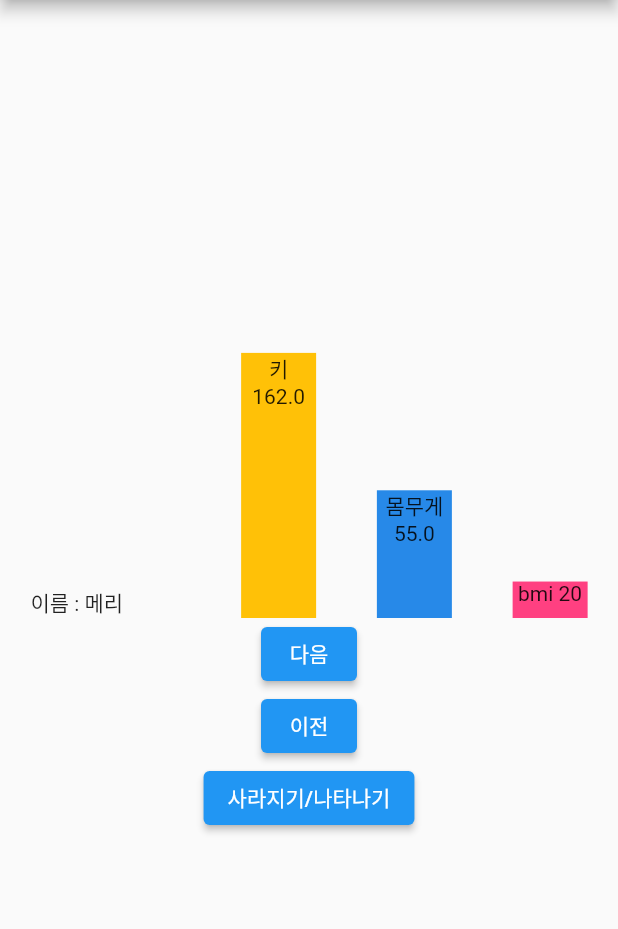
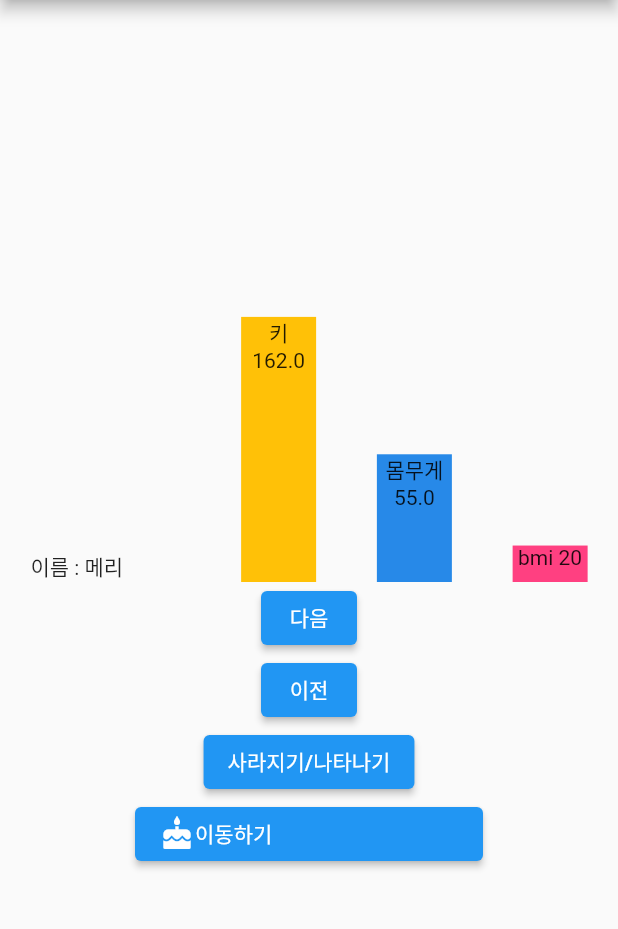
Before and after one commit to lee-kangpyo/test-flutter, a Flutter app: the screen it shows after launch, after a tap on "다음", on a phone screen of 412 x 824 dp, the part 84-1013 px from its top. Run offline on Flutter 3.47's test engine with Material 2 defaults, Android fonts, the phone set to English and light mode, and no system bars; our stand-ins replace dio; network calls fail.

Commit message:
Hero 위젯과 인트로 화면 만들기

```diff
--- /dev/null
+++ b/FirstApp/animation_example/lib/intro.dart
@@ -0,0 +1,45 @@
+import 'package:flutter/material.dart';
+import 'package:animation_example/saturenLoading.dart';
+import 'dart:async';
+import 'main.dart';
+
+class IntroPage extends StatefulWidget {
+
+  @override
+  State createState() => _IntroPage();
+}
+
+class _IntroPage extends State<IntroPage> {
+  @override
+  void initState() {
+    super.initState();
+    loadData();
+  }
+
+  Future<Timer> loadData() async {
+    return Timer(Duration(seconds: 5), onDoneLoading);
+  }
+
+  void onDoneLoading() async {
+    Navigator.of(context).pushReplacement(MaterialPageRoute(builder: (context) => AnimationApp()));
+  }
+
+  @override
+  Widget build(BuildContext context) {
+    return Scaffold(
+      body: Container(
+        child: Center(
+          child: Column(
+            children: [
+              Text("애니메이션 앱"),
+              SizedBox(height: 20,),
+              SaturenLoading(),
+            ],
+            mainAxisAlignment: MainAxisAlignment.center,
+          ),
+        ),
+      ),
+    );
+  }
+
+}
--- a/FirstApp/animation_example/lib/main.dart
+++ b/FirstApp/animation_example/lib/main.dart
@@ -1,5 +1,7 @@
 import 'package:flutter/material.dart';
 import 'people.dart';
+import 'secondPage.dart';
+import 'intro.dart';
 
 void main() => runApp(MyApp());
 
@@ -11,7 +13,7 @@ class MyApp extends StatelessWidget {
       theme: ThemeData(
         primarySwatch: Colors.blue,
       ),
-      home: AnimationApp(),
+      home: IntroPage(),
     );
   }
 }
@@ -125,6 +127,20 @@ class _AnimationApp extends State<AnimationApp> {
                   },
                   child: Text("사라지기/나타나기")
               ),
+              ElevatedButton(
+                onPressed: (){
+                  Navigator.of(context).push(MaterialPageRoute(builder: (context) => secondPage()));
+                },
+                child: SizedBox(
+                  width: 200,
+                  child: Row(
+                    children: [
+                      Hero(tag:"detail", child: Icon(Icons.cake),),
+                      Text("이동하기"),
+                    ],
+                  ),
+                )
+              ),
             ],
             mainAxisAlignment: MainAxisAlignment.center,
           ),
--- /dev/null
+++ b/FirstApp/animation_example/lib/saturenLoading.dart
@@ -0,0 +1,60 @@
+import 'package:flutter/cupertino.dart';
+import 'package:flutter/material.dart';
+import 'dart:math';
+
+class SaturenLoading extends StatefulWidget {
+  _SaturenLoading _saturenLoading = _SaturenLoading();
+  @override
+  State<SaturenLoading> createState() => _saturenLoading;
+}
+
+
+class _SaturenLoading extends State<SaturenLoading> with SingleTickerProviderStateMixin {
+  late AnimationController _animationController;
+  late Animation _animation;
+
+
+  @override
+  void initState() {
+    super.initState();
+    _animationController = AnimationController(vsync: this, duration: Duration(seconds: 3)); // 3초 동안 동작하는 애니메이션 컨트롤러를 정의
+    _animation = Tween<double>(begin: 0, end: pi * 2).animate(_animationController);
+    _animationController.repeat();
+  }
+
+  @override
+  void dispose() {
+    super.dispose();
+    _animationController.dispose();
+  }
+
+  @override
+  Widget build(BuildContext context) {
+    return AnimatedBuilder(
+        animation: _animation,
+        builder: (context, child){
+          return SizedBox(
+            width: 100,
+            height: 100,
+            child: Stack(
+              children: [
+                Image.asset('repo/images/circle.png', width: 100, height: 100,),
+                Center(
+                  child: Image.asset('repo/images/sunny.png', width: 30, height: 30,),
+                ),
+                Padding(
+                  padding: EdgeInsets.all(5),
+                  child:  Transform.rotate(
+                    angle: _animation.value,
+                    origin: Offset(35, 35),
+                    child: Image.asset('repo/images/saturn.png', width: 20, height: 20,),
+                  )
+                )
+
+              ],
+            ),
+          );
+        },
+    );
+  }
+}
--- a/FirstApp/animation_example/pubspec.yaml
+++ b/FirstApp/animation_example/pubspec.yaml
@@ -43,6 +43,10 @@ flutter:
   # included with your application, so that you can use the icons in
   # the material Icons class.
   uses-material-design: true
+  assets:
+    - repo/images/circle.png
+    - repo/images/saturn.png
+    - repo/images/sunny.png
 
   # To add assets to your application, add an assets section, like this:
   # assets:
```
Also changed, not shown: FirstApp/animation_example/lib/secondPage.dart (added, +70 -0 lines), FirstApp/animation_example/repo/images/circle.png (added), FirstApp/animation_example/repo/images/saturn.png (added), FirstApp/animation_example/repo/images/sunny.png (added).
